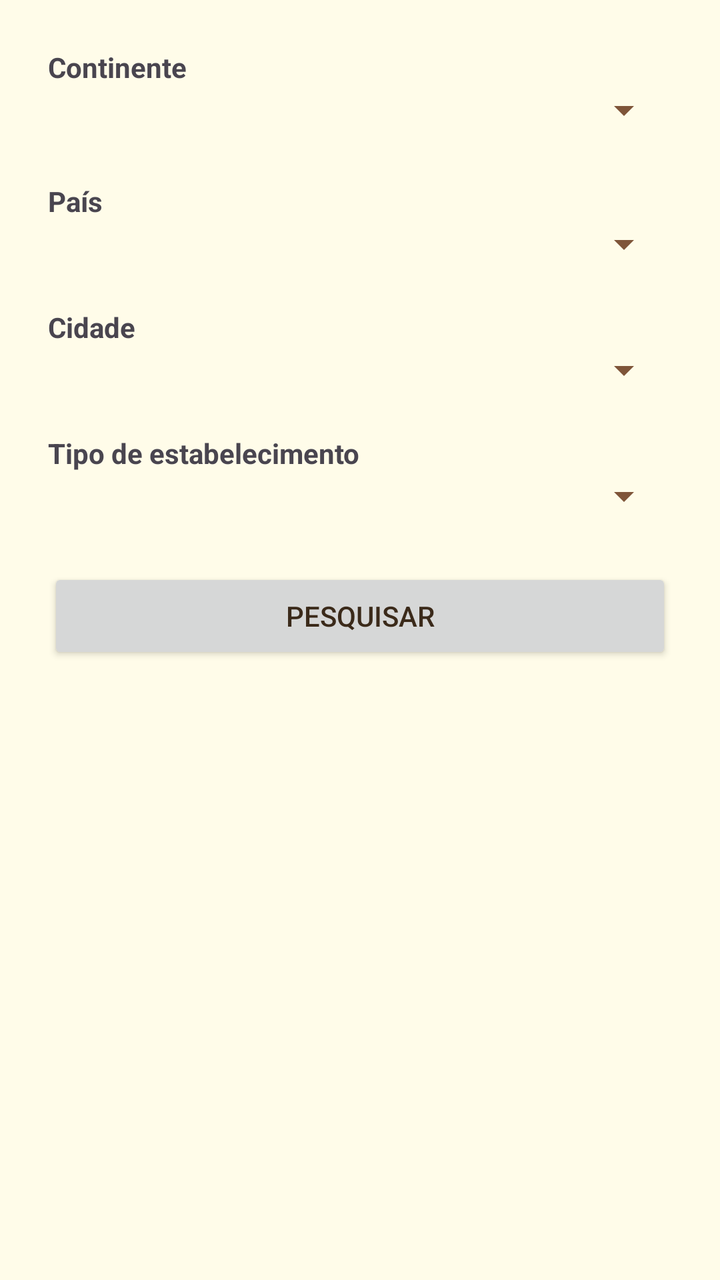
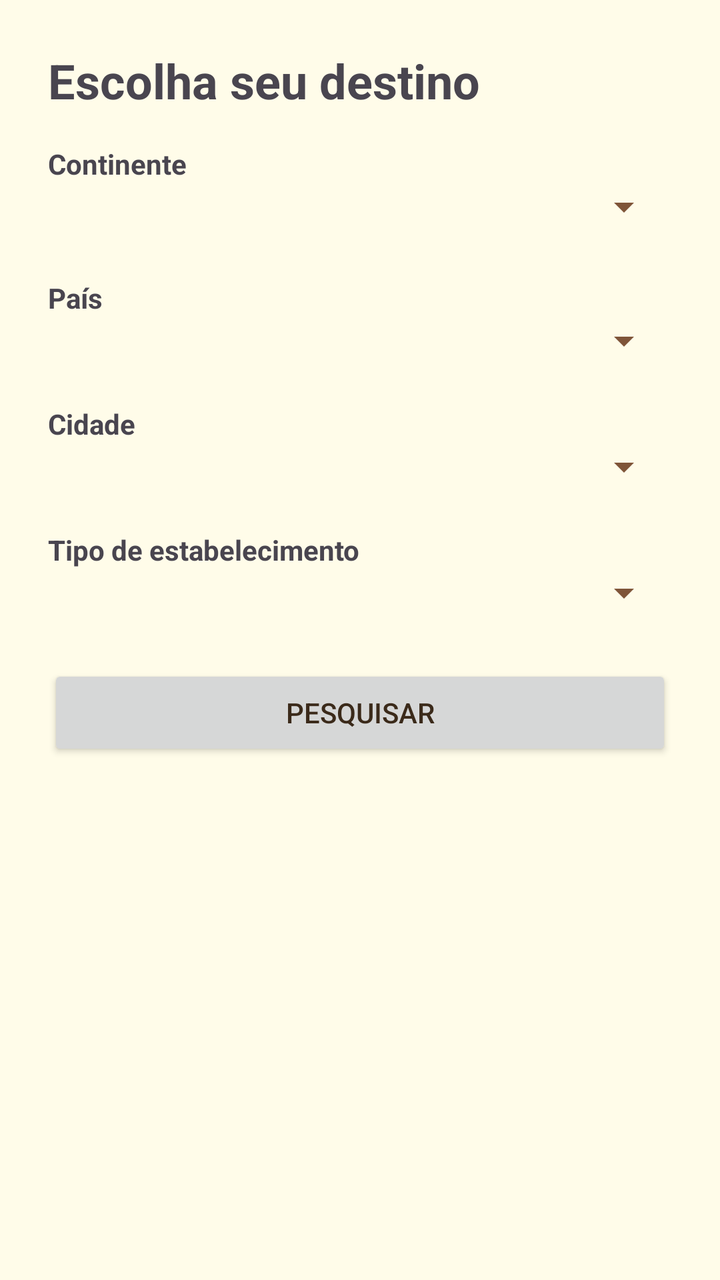

Before-and-after screenshots of an Android layout around one commit, followed by the original layout XML and the change that was made.
<!-- AndroidManifest.xml: application theme Theme.ViagemPeloMundo -->
<!-- res/layout/fragment_continentes.xml -->
<?xml version="1.0" encoding="utf-8"?>
<LinearLayout
    xmlns:android="http://schemas.android.com/apk/res/android"
    android:layout_width="match_parent"
    android:layout_height="match_parent"
    android:orientation="vertical"
    android:padding="24dp"
    android:background="?android:attr/colorBackground">


    <TextView
        android:layout_width="wrap_content"
        android:layout_height="wrap_content"
        android:text="Continente"
        android:textStyle="bold" />

    <Spinner
        android:id="@+id/spinnerContinente"
        android:layout_width="match_parent"
        android:layout_height="wrap_content"
        android:layout_marginBottom="24dp" />

    <TextView
        android:layout_width="wrap_content"
        android:layout_height="wrap_content"
        android:text="País"
        android:textStyle="bold" />

    <Spinner
        android:id="@+id/spinnerPais"
        android:layout_width="match_parent"
        android:layout_height="wrap_content"
        android:layout_marginBottom="20dp" />

    <TextView
        android:layout_width="wrap_content"
        android:layout_height="wrap_content"
        android:text="Cidade"
        android:textStyle="bold" />

    <Spinner
        android:id="@+id/spinnerCidade"
        android:layout_width="match_parent"
        android:layout_height="wrap_content"
        android:layout_marginBottom="20dp" />

    <TextView
        android:layout_width="wrap_content"
        android:layout_height="wrap_content"
        android:text="Tipo de estabelecimento"
        android:textStyle="bold" />

    <Spinner
        android:id="@+id/spinnerTipo"
        android:layout_width="match_parent"
        android:layout_height="wrap_content" />

    <Button
        android:id="@+id/btn_pesquisar"
        android:layout_width="match_parent"
        android:layout_height="wrap_content"
        android:layout_marginTop="24dp"
        android:text="Pesquisar" />


</LinearLayout>
<!-- resources referenced by this layout -->
<resources>
  <style name="Theme.ViagemPeloMundo" parent="Base.Theme.ViagemPeloMundo" />
  <style name="Base.Theme.ViagemPeloMundo" parent="Theme.Material3.DayNight.NoActionBar">
          <item name="colorPrimary">@color/marrom</item>
          <item name="colorSecondary">@color/verde_oliva</item>
  
          <item name="colorSurface">@color/creme</item>
  
          <item name="android:colorBackground">@color/creme</item>
          <item name="android:windowBackground">@color/creme</item>
  
          <item name="android:textColorPrimary">@color/marrom_escuro</item>
      </style>
  <color name="marrom">#7F5539</color>
  <color name="verde_oliva">#556C3B</color>
  <color name="creme">#FFFCE9</color>
  <color name="marrom_escuro">#3B2A1A</color>
</resources>

<!-- the commit's change to res/layout/fragment_continentes.xml (unified diff, before → after) -->
@@ -7,6 +7,13 @@
     android:padding="24dp"
     android:background="?android:attr/colorBackground">
 
+    <TextView
+        android:layout_width="wrap_content"
+        android:layout_height="wrap_content"
+        android:text="Escolha seu destino"
+        android:textSize="24sp"
+        android:textStyle="bold"
+        android:layout_marginBottom="16dp" />
 
     <TextView
         android:layout_width="wrap_content"
